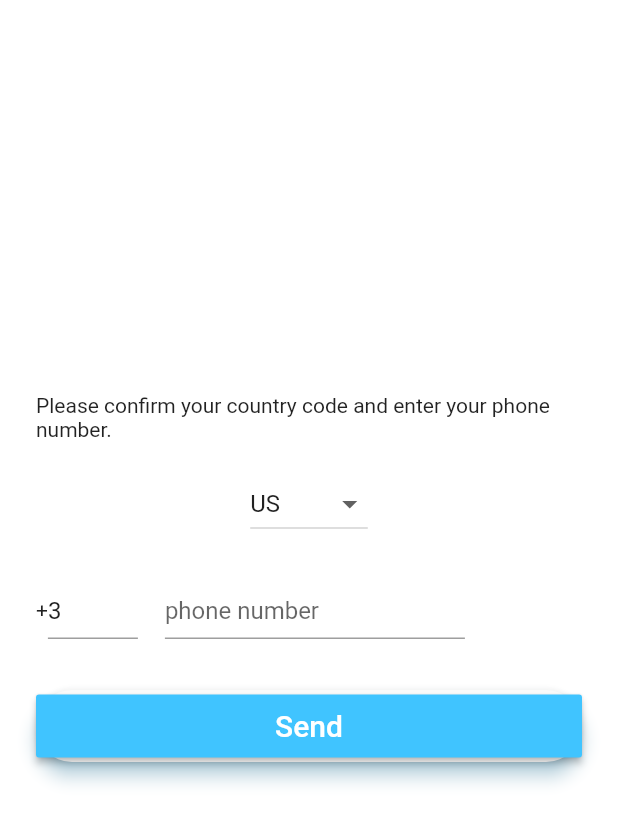
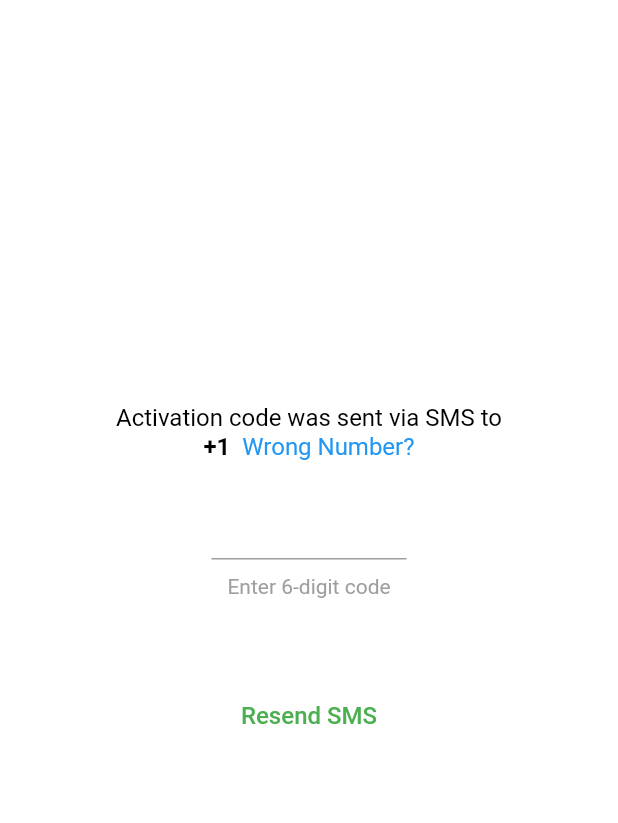
Before and after one commit to IliyaGogolev/events, a Flutter app: the screen it shows after launch, after a tap on "Send", on a phone screen of 412 x 824 dp. Shown: the top 823 px of the screen. Run offline on Flutter 3.47's test engine with Material 2 defaults, Android fonts, the phone set to English and light mode, and no system bars; our stand-ins replace contacts_service, firebase_auth, flutter_masked_text; accounts and stored records are empty.

Commit message:
Added login: * enter phone number * enter sms code

```diff
--- /dev/null
+++ b/flutter/event2go/lib/login/domain/SendPhoneNumberUseCase.dart
@@ -0,0 +1,58 @@
+import 'dart:async';
+import 'package:contacts_service/contacts_service.dart';
+import 'package:firebase_auth/firebase_auth.dart';
+//import 'package:event2go/firebase_auth_phone.dart';
+import 'package:flutter/material.dart';
+import 'package:flutter/services.dart';
+//import 'package:firebase_auth/firebase_auth.dart';
+
+class SendPhoneNumberUseCase{
+
+  final FirebaseAuth _auth = FirebaseAuth.instance;
+  String verificationId;
+
+  Future<String> _message = new Future<String>.value('');
+
+
+  Future<void> testVerifyPhoneNumber(String phoneNumber) async {
+    final PhoneVerificationCompleted verificationCompleted = (FirebaseUser user) {
+      _message = Future<String>.value('signInWithPhoneNumber succeeded: $user');
+      print("verificationCompleted");
+    };
+
+    final PhoneVerificationFailed verificationFailed = (AuthException authException) {
+      _message = Future<String>.value('Phone numbber verification failed. Code: ${authException.code}. Message: ${authException.message}');
+      print("verificationFailed");
+    };
+
+    final PhoneCodeSent codeSent = (String verificationId, [int forceResendingToken]) async {
+      this.verificationId = verificationId;
+      print("codeSent");
+    };
+
+    final PhoneCodeAutoRetrievalTimeout codeAutoRetrievalTimeout = (String verificationId) {
+      this.verificationId = verificationId;
+      print("codeAutoRetrievalTimeout");
+    };
+
+    await _auth.verifyPhoneNumber(
+        phoneNumber: phoneNumber,
+        timeout: const Duration(seconds: 0),
+        verificationCompleted: verificationCompleted,
+        verificationFailed: verificationFailed,
+        codeSent: codeSent,
+        codeAutoRetrievalTimeout: codeAutoRetrievalTimeout);
+  }
+
+  Future<String> sendCode(String verificationId, String smsCode) async {
+    final FirebaseUser user = await _auth.signInWithPhoneNumber(
+      verificationId: verificationId,
+      smsCode: smsCode,
+    );
+
+    final FirebaseUser currentUser = await _auth.currentUser();
+    assert(user.uid == currentUser.uid);
+
+    return 'signInWithPhoneNumber succeeded: $user';
+  }
+}
--- /dev/null
+++ b/flutter/event2go/lib/login/ui/enter_code.dart
@@ -0,0 +1,209 @@
+import 'package:event2go/login/data/countries.dart';
+import 'package:event2go/login/domain/SendPhoneNumberUseCase.dart';
+import 'package:flutter/material.dart';
+import 'package:flutter_masked_text/flutter_masked_text.dart';
+import 'package:flutter/gestures.dart';
+//https://medium.com/@boldijar.paul/comboboxes-in-flutter-cabc9178cc95
+
+class EnterSmsCodeWidget extends StatefulWidget {
+  final String phoneNumber;
+  final String verificationId;
+  final SendPhoneNumberUseCase domain = new SendPhoneNumberUseCase();
+
+  EnterSmsCodeWidget({Key key, this.phoneNumber, this.verificationId})
+      : super(key: key);
+
+  @override
+  EnterSmsCodeState createState() => new EnterSmsCodeState();
+}
+
+class EnterSmsCodeState extends State<EnterSmsCodeWidget> {
+  String _selectedCountryCode;
+
+  var domain = new SendPhoneNumberUseCase();
+
+  TextEditingController _controllerCode = new TextEditingController();
+  String _selectedCountryName;
+
+  List<DropdownMenuItem<String>> getDropDownMenuItems() {
+    List<DropdownMenuItem<String>> items = new List();
+    for (String city in countries) {
+      items.add(new DropdownMenuItem(value: city, child: new Text(city)));
+    }
+    return items;
+  }
+
+  @override
+  void initState() {
+//    _dropDownMenuItems = getDropDownMenuItems();
+//    _currentCity = _dropDownMenuItems[0].value;
+    super.initState();
+  }
+
+  @override
+  Widget build(BuildContext context) {
+
+    var titleRichText = new RichText(
+      textAlign: TextAlign.center,
+      text: new TextSpan(
+        // Note: Styles for TextSpans must be explicitly defined.
+        // Child text spans will inherit styles from parent
+        style: new TextStyle(
+          fontSize: 16.0,
+          color: Colors.black,
+
+        ),
+        children: <TextSpan>[
+          new TextSpan(text: 'Activation code was sent via SMS to \n'),
+          new TextSpan(text: '${widget.phoneNumber}', style: new TextStyle(fontWeight: FontWeight.bold)),
+          new TextSpan(text: ' Wrong Number? ', style: new TextStyle(color: Colors.blue),
+              recognizer: new TapGestureRecognizer()
+              ..onTap = () => _handleWrongNumberTap(context),
+
+          ),
+        ],
+      ),
+    );
+
+    var title = new Row(
+        crossAxisAlignment: CrossAxisAlignment.start,
+        mainAxisAlignment: MainAxisAlignment.center,
+      children: <Widget>[
+        titleRichText
+      ],
+    );
+
+    int maxLength = 6;
+
+    final codeText = TextField(
+        textAlign: TextAlign.center,
+        keyboardType: TextInputType.number,
+        controller: _controllerCode,
+        onChanged: (String newVal) {
+          if(newVal.length == maxLength){
+              onCodeEntered();
+          }
+
+        },
+        autofocus: false,
+        decoration: InputDecoration(
+          hintText: '',
+          contentPadding: EdgeInsets.fromLTRB(10.0, 10.0, 10.0, 0.0),
+//        border: OutlineInputBorder(borderRadius: BorderRadius.circular(32.0)),
+          border: UnderlineInputBorder(),
+        ),
+        style: new TextStyle(
+          fontSize: 30.0,
+          fontFamily: 'Roboto',
+          color: new Color(0xFF26C6DA),
+        )
+
+
+//        inputFormatters: [
+//          LengthLimitingTextInputFormatter.digitsOnly,
+//        ]
+    );
+//    _controllerCode.text = "123456";
+
+    var codeTextHint = new RichText(
+      textAlign: TextAlign.center,
+      text: new TextSpan(
+        // Note: Styles for TextSpans must be explicitly defined.
+        // Child text spans will inherit styles from parent
+        style: new TextStyle(
+          fontSize: 14.0,
+          color: Colors.grey,
+        ),
+        children: <TextSpan>[
+          new TextSpan(text: 'Enter 6-digit code')
+        ],
+      ),
+    );
+
+
+    final codeTextField = Container(
+      width: 130.0,
+      child: codeText,
+    );
+
+    final loginButton = Padding(
+        padding: EdgeInsets.symmetric(vertical: 16.0),
+//        child: Material(
+//          elevation: 5.0,
+          child: FlatButton(
+//            minWidth: 200.0,
+//            height: 42.0,
+            onPressed: () {
+              onResendSmsButtonClicked();
+
+              print("Resend");
+            },
+            child: Text(
+              'Resend SMS',
+              style: TextStyle(color: Colors.green, fontSize: 16.0),
+            ),
+//          ),
+        ));
+
+// todo    https://stackoverflow.com/questions/47065098/how-work-with-progress-indicator-in-flutter
+
+    return Scaffold(
+        backgroundColor: Colors.white,
+        body: Center(
+            child: ListView(
+              padding: EdgeInsets.only(left: 24.0, right: 24.0),
+              shrinkWrap: true,
+              children: <Widget>[
+                   title,
+                  SizedBox(height: 18.0),
+                   Column(
+                       crossAxisAlignment: CrossAxisAlignment.center,
+                       mainAxisAlignment: MainAxisAlignment.center,
+                      children: <Widget>[
+                        codeTextField,
+                        SizedBox(height: 10.0),
+                        codeTextHint
+                      ]
+                   ),
+                  SizedBox(height: 38.0),
+                  loginButton,
+                  SizedBox(height: 38.0),
+
+                ],
+        )));
+  }
+
+//  validator: _validatePhoneNumber,
+  String _validatePhoneNumber(String value) {
+//    _formWasEdited = true;
+    final RegExp phoneExp = new RegExp(r'^\(\d\d\d\) \d\d\d\-\d\d\d\d$');
+    if (!phoneExp.hasMatch(value))
+      return '(###) ###-#### - Enter a US phone number.';
+    return null;
+  }
+
+  @override
+  void dispose() {
+    // Clean up the controller when the Widget is disposed
+    _controllerCode.dispose();
+    super.dispose();
+  }
+
+  void onResendSmsButtonClicked() {
+    var phoneNumber = widget.phoneNumber;
+    phoneNumber = phoneNumber.replaceAll("(", "");
+    phoneNumber = phoneNumber.replaceAll(")", "");
+    phoneNumber = phoneNumber.replaceAll("-", "");
+    phoneNumber = phoneNumber.replaceAll(" ", "");
+    print("phone number: $phoneNumber");
+    domain.testVerifyPhoneNumber(phoneNumber);
+  }
+
+  _handleWrongNumberTap(BuildContext context) {
+      Navigator.of(context).pop();
+  }
+
+  void onCodeEntered() {
+    domain.sendCode(widget.verificationId, _controllerCode.text);
+  }
+}
--- a/flutter/event2go/lib/login/ui/signup.dart
+++ b/flutter/event2go/lib/login/ui/signup.dart
@@ -1,4 +1,6 @@
 import 'package:event2go/login/data/countries.dart';
+import 'package:event2go/login/domain/SendPhoneNumberUseCase.dart';
+import 'package:event2go/login/ui/enter_code.dart';
 import 'package:flutter/material.dart';
 import 'package:flutter_masked_text/flutter_masked_text.dart';
 //https://medium.com/@boldijar.paul/comboboxes-in-flutter-cabc9178cc95
@@ -6,6 +8,8 @@ import 'package:flutter_masked_text/flutter_masked_text.dart';
 class SignupWidget extends StatefulWidget {
 //  List<String> _countrycodes = ["+65", "+91"];
 //  List<String> _colors = ['', 'red', 'green', 'blue', 'orange'];
+
+  var domain = new SendPhoneNumberUseCase();
 
   String _color = '';
 
@@ -18,15 +22,14 @@ class SignupWidget extends StatefulWidget {
 class SignupPageState extends State<SignupWidget> {
   String _selectedCountryCode;
 
+
 //  List _cities =
 //  ["US", "Canada", "Russia"];
   List<DropdownMenuItem<String>> _dropDownMenuItems;
   String _currentCity;
 
-  TextEditingController _controller = new TextEditingController();
-//  MaskedTextController _controllerPhone = new MaskedTextController(mask: '0.0.0.000.000-00');
+  TextEditingController _controllerCode = new TextEditingController();
   MaskedTextController _controllerPhone = new MaskedTextController(mask: '(000) 000-0000');
-//  TextEditingController _controllerPhone = new MaskedTextController(mask :'(000) 000-0000');
   String _selectedCountryName;
 
   List<DropdownMenuItem<String>> getDropDownMenuItems() {
@@ -46,8 +49,6 @@ class SignupPageState extends State<SignupWidget> {
 
   @override
   Widget build(BuildContext context) {
-//    List<DropdownMenuItem<String>> _dropDownMenuItems;
-//    String _selectedCountryCode;
 
     List<String> _colors = <String>['', 'red', 'green', 'blue', 'orange'];
 
@@ -59,60 +60,10 @@ class SignupPageState extends State<SignupWidget> {
       onChanged: changedDropDownItem,
     );
 
-//    List<DropdownMenuItem<String>> getDropDownMenuItems() {
-//      List<DropdownMenuItem<String>> items = new List();
-//      for (String code in _countrycodes) {
-//        items.add(new DropdownMenuItem(
-//            value: code,
-//            child: new Text(code)
-//        ));
-//      }
-//      return items;
-//    }
-    /**return new Material(
-        color: Colors.blueAccent,
-        child: new Scaffold(
-        body: new Stack(
-        children: <Widget>[
-        new Container(
-        decoration: new BoxDecoration(
-        image: new DecorationImage(image: new AssetImage("assets/images/download.jpg"), fit: BoxFit.cover,),
-        ),
-        ),
-        new Center(
-        child: new Text("Hello LandingPage"),
-        )
-        ],
-        )
-        ));**/
-
     final title =
-        Text('Please confirm your country code and enter your phone number.');
-
-//    final countryNames = DropdownButton(
-//      value: _selectedCountryName,
-//      items: _countrycodes
-//          .map((code) =>
-//      new DropdownMenuItem(value: code, child: new Text(code)))
-//          .toList(),
-//      onChanged: null,
-//    );
-
-//      keyboardType: TextInputType.text,
-//      autofocus: false,
-//      initialValue: 'Please confirm your country code and enter your phone number.',
-//      decoration: InputDecoration(
-//        hintText: 'Email',
-//        contentPadding: EdgeInsets.fromLTRB(20.0, 10.0, 20.0, 10.0),
-
-//        border: OutlineInputBorder(
-//
-//            borderRadius: BorderRadius.circular(32.0)
-//        ),
-
-//      ),
-//
-//    );
+        Text('Please confirm your country code and enter your phone number.',
+          style: TextStyle(fontSize: 16.0),
+        );
 
 
     final loginButton = Padding(
@@ -125,6 +76,8 @@ class SignupPageState extends State<SignupWidget> {
             minWidth: 200.0,
             height: 42.0,
             onPressed: () {
+              onLoginButtonClicked();
+
               print("Signup button clicked");
             },
             color: Colors.lightBlueAccent,
@@ -134,21 +87,6 @@ class SignupPageState extends State<SignupWidget> {
             ),
           ),
         ));
-
-//    final countryCode = DropdownButton(
-//        value: _selectedCountryCode,
-//        items: _dropDownMenuItems,
-//        onChanged: null
-//    );
-
-//    final countryCode = DropdownButton(
-//      value: _selectedCountryCode,
-//      items: _countrycodes
-//          .map((code) =>
-//      new DropdownMenuItem(value: code, child: new Text(code)))
-//          .toList(),
-//      onChanged: null,
-//    );
 
     final inputDecoratoring = InputDecorator(
       decoration: const InputDecoration(
@@ -176,39 +114,18 @@ class SignupPageState extends State<SignupWidget> {
       ),
     );
 
-//    final plusTextField = Text(
-//        autofocus: false,
-//        initialValue: '+',
-//        decoration: InputDecoration(
-//          contentPadding: EdgeInsets.fromLTRB(0.0, 10.0, 20.0, 0.0),
-////        border: OutlineInputBorder(borderRadius: BorderRadius.circular(32.0)),
-//          border: UnderlineInputBorder(),
-//        )
-
-//    final codeTextFieldA = TextField(
-//      controller: _controller,
-//      onChanged: (String newVal) {
-//        if(newVal.length <= 3){
-//          text = newVal;
-//        }else{
-//          _controller.text = text;
-//        }
-////
-////      },
-//    );
-
 
     String text = "";
     int maxLength = 3;
 
     final codeTextField = TextField(
       keyboardType: TextInputType.number,
-      controller: _controller,
+      controller: _controllerCode,
       onChanged: (String newVal) {
           if(newVal.length <= maxLength){
             text = newVal;
           }else{
-            _controller.value = new TextEditingValue(
+            _controllerCode.value = new TextEditingValue(
                 text: text,
                 selection: new TextSelection(
                     baseOffset: maxLength,
@@ -236,12 +153,12 @@ class SignupPageState extends State<SignupWidget> {
 //          LengthLimitingTextInputFormatter.digitsOnly,
 //        ]
     );
-    _controller.text = "3";
+    _controllerCode.text = "1";
 
 
     final numberTextField = TextField(
         controller: _controllerPhone,
-//        keyboardType: TextInputType.number,
+        keyboardType: TextInputType.number,
         autofocus: false,
         decoration: InputDecoration(
           hintText: 'phone number',
@@ -344,4 +261,31 @@ class SignupPageState extends State<SignupWidget> {
       _currentCity = selectedCity;
     });
   }
+
+  @override
+  void dispose() {
+    // Clean up the controller when the Widget is disposed
+    _controllerCode.dispose();
+    _controllerPhone.dispose();
+    super.dispose();
+  }
+
+  void onLoginButtonClicked() {
+    var formattedPhoneNumber = "+" + _controllerCode.text + " " + _controllerPhone.text;
+    var phoneNumber = formattedPhoneNumber;
+    phoneNumber = phoneNumber.replaceAll("(", "");
+    phoneNumber = phoneNumber.replaceAll(")", "");
+    phoneNumber = phoneNumber.replaceAll("-", "");
+    phoneNumber = phoneNumber.replaceAll(" ", "");
+    print("phone number: $phoneNumber");
+    widget.domain.testVerifyPhoneNumber(phoneNumber);
+
+    var route = new MaterialPageRoute(
+        builder: (BuildContext context) =>
+        new EnterSmsCodeWidget(phoneNumber : formattedPhoneNumber, verificationId: widget.domain.verificationId)
+    );
+
+    Navigator.of(context).push(route);
+  }
+
 }
```
Also changed, not shown: flutter/event2go/lib/phone_number_signIn_page.dart (deleted, +0 -335 lines).
